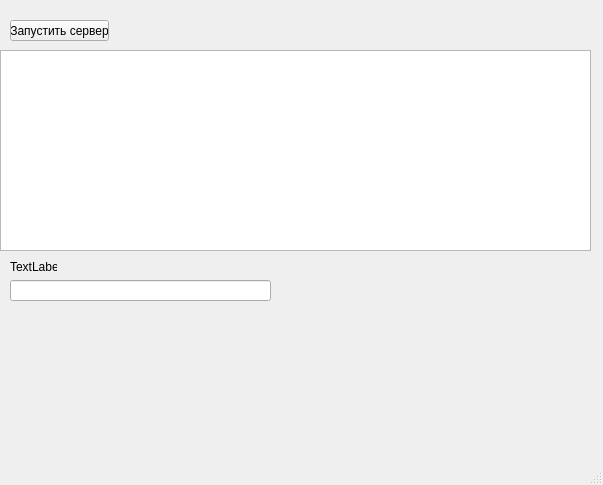
The window that source/mainwindow.ui (bartmf/chat_IS_server) describes before a commit, drawn with Qt 5.
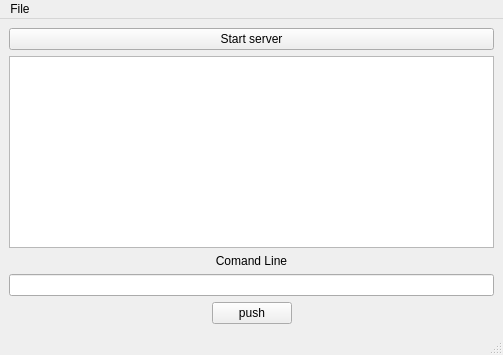
The same window after the commit.

```diff
--- a/source/mainwindow.ui
+++ b/source/mainwindow.ui
@@ -6,70 +6,91 @@
    <rect>
     <x>0</x>
     <y>0</y>
-    <width>603</width>
-    <height>485</height>
+    <width>503</width>
+    <height>355</height>
    </rect>
   </property>
   <property name="windowTitle">
    <string>MainWindow</string>
   </property>
   <widget class="QWidget" name="centralwidget">
-   <widget class="QPushButton" name="pbStartServer">
-    <property name="geometry">
-     <rect>
-      <x>10</x>
-      <y>20</y>
-      <width>99</width>
-      <height>21</height>
-     </rect>
-    </property>
-    <property name="text">
-     <string>Запустить сервер</string>
-    </property>
-   </widget>
-   <widget class="QPlainTextEdit" name="teStatus">
-    <property name="geometry">
-     <rect>
-      <x>0</x>
-      <y>50</y>
-      <width>591</width>
-      <height>201</height>
-     </rect>
-    </property>
-   </widget>
-   <widget class="QLineEdit" name="lineEdit">
-    <property name="geometry">
-     <rect>
-      <x>10</x>
-      <y>280</y>
-      <width>261</width>
-      <height>21</height>
-     </rect>
-    </property>
-   </widget>
-   <widget class="QLabel" name="label">
-    <property name="geometry">
-     <rect>
-      <x>10</x>
-      <y>260</y>
-      <width>47</width>
-      <height>13</height>
-     </rect>
-    </property>
-    <property name="text">
-     <string>TextLabel</string>
-    </property>
-   </widget>
+   <layout class="QGridLayout" name="gridLayout">
+    <item row="0" column="0">
+     <widget class="QPushButton" name="pbStartServer">
+      <property name="text">
+       <string>Start server</string>
+      </property>
+     </widget>
+    </item>
+    <item row="1" column="0">
+     <widget class="QPlainTextEdit" name="teStatus"/>
+    </item>
+    <item row="2" column="0">
+     <widget class="QLabel" name="label">
+      <property name="text">
+       <string>&lt;html&gt;&lt;head/&gt;&lt;body&gt;&lt;p align=&quot;center&quot;&gt;Comand Line&lt;/p&gt;&lt;/body&gt;&lt;/html&gt;</string>
+      </property>
+     </widget>
+    </item>
+    <item row="3" column="0">
+     <widget class="QLineEdit" name="lineEdit"/>
+    </item>
+    <item row="4" column="0">
+     <layout class="QHBoxLayout" name="horizontalLayout">
+      <item>
+       <spacer name="horizontalSpacer_2">
+        <property name="orientation">
+         <enum>Qt::Horizontal</enum>
+        </property>
+        <property name="sizeHint" stdset="0">
+         <size>
+          <width>40</width>
+          <height>20</height>
+         </size>
+        </property>
+       </spacer>
+      </item>
+      <item>
+       <widget class="QPushButton" name="pushButton">
+        <property name="text">
+         <string>push</string>
+        </property>
+       </widget>
+      </item>
+      <item>
+       <spacer name="horizontalSpacer">
+        <property name="orientation">
+         <enum>Qt::Horizontal</enum>
+        </property>
+        <property name="sizeHint" stdset="0">
+         <size>
+          <width>40</width>
+          <height>20</height>
+         </size>
+        </property>
+       </spacer>
+      </item>
+     </layout>
+    </item>
+   </layout>
   </widget>
   <widget class="QMenuBar" name="menubar">
    <property name="geometry">
     <rect>
      <x>0</x>
      <y>0</y>
-     <width>603</width>
-     <height>20</height>
+     <width>503</width>
+     <height>22</height>
     </rect>
    </property>
+   <widget class="QMenu" name="menuFile">
+    <property name="title">
+     <string>File</string>
+    </property>
+    <addaction name="actionNew_connect"/>
+    <addaction name="actionExit"/>
+   </widget>
+   <addaction name="menuFile"/>
   </widget>
   <widget class="QStatusBar" name="statusbar"/>
  </widget>
```
Left out of the diff: 10 changed lines with no effect on the pictures.
